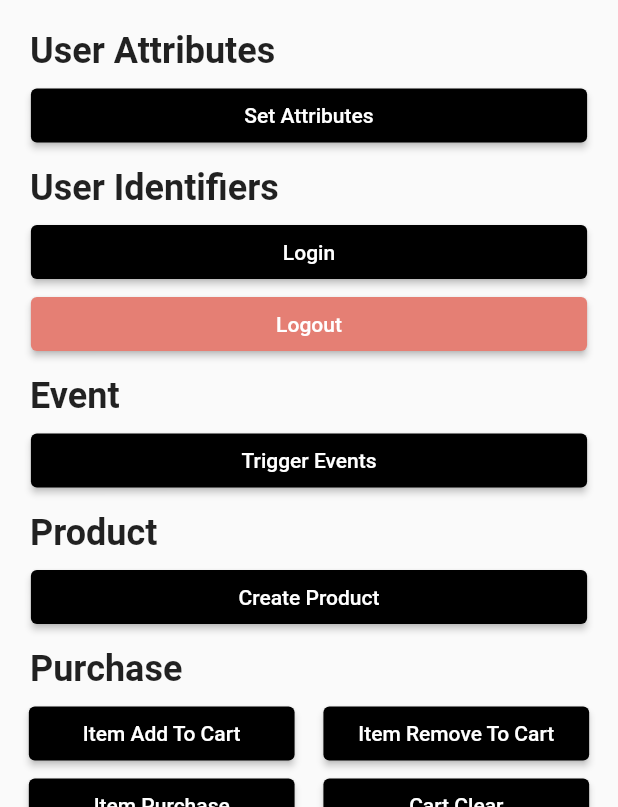
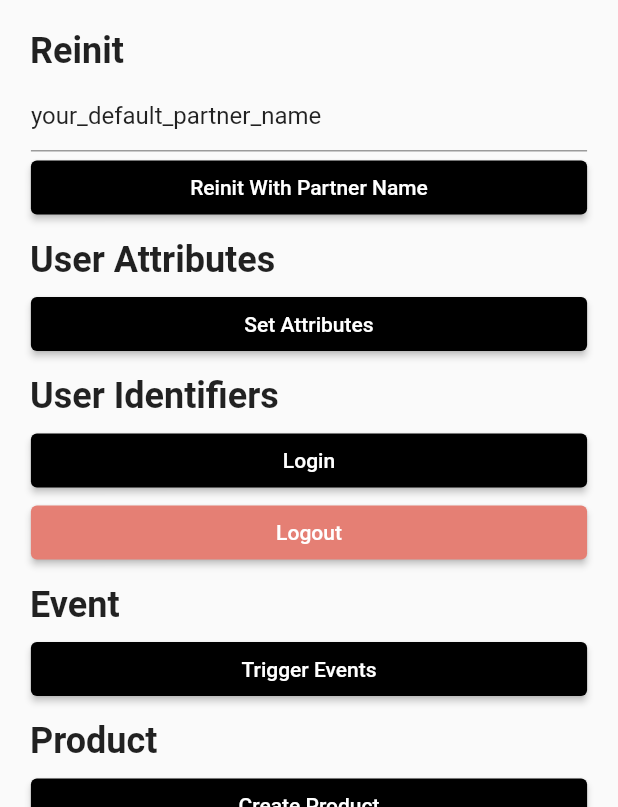
Before and after one commit to useinsider/FlutterDemo, a Flutter app: the screen it shows after launch, on a phone screen of 412 x 824 dp, the part 429-1236 px from its top. Run offline on Flutter 3.47's test engine with Material 2 defaults, Android fonts, the phone set to English and light mode, and no system bars; our stand-ins replace firebase_core, firebase_messaging; missing offline and left inert: flutter_insider; accounts and stored records are empty.

Commit message:
Added Reinit method

```diff
--- /dev/null
+++ b/lib/insider/Reinit.dart
@@ -0,0 +1,46 @@
+import 'package:flutter/material.dart';
+import 'package:flutter_demo/components/CustomButton.dart';
+import 'package:flutter_insider/flutter_insider.dart';
+
+class Reinit extends StatelessWidget {
+  String partnerName;
+  final TextEditingController _controller;
+
+  Reinit(this.partnerName) : _controller = TextEditingController(text: partnerName);
+
+  @override
+  Widget build(BuildContext context) {
+    return Column(
+      children: <Widget>[
+        Row(
+          mainAxisAlignment: MainAxisAlignment.spaceEvenly,
+          children: <Widget>[
+            SizedBox(
+              width: MediaQuery.of(context).size.width * 0.9,
+              child: TextField(
+                controller: _controller,
+                decoration: const InputDecoration(
+                  hintText: 'Partner Name',
+                ),
+                onChanged: (value) {
+                  partnerName = value;
+                },
+              ),
+            ),
+          ],
+        ),
+        Row(
+          mainAxisAlignment: MainAxisAlignment.spaceEvenly,
+          children: <Widget>[
+            SizedBox(
+              width: MediaQuery.of(context).size.width * 0.9,
+              child: CustomButton(buttonText: 'Reinit With Partner Name', onPressed: () {
+                FlutterInsider.Instance.reinitWithPartnerName(partnerName);
+              }),
+            ),
+          ],
+        ),
+      ],
+    );
+  }
+}
--- a/lib/main.dart
+++ b/lib/main.dart
@@ -9,6 +9,7 @@ import 'package:flutter_demo/insider/MessageCenter.dart';
 import 'package:flutter_demo/insider/PageVisit.dart';
 import 'package:flutter_demo/insider/Product.dart';
 import 'package:flutter_demo/insider/Purchase.dart';
+import 'package:flutter_demo/insider/Reinit.dart';
 import 'package:flutter_demo/insider/SmartRecommender.dart';
 import 'package:flutter_demo/insider/SocialProof.dart';
 import 'package:flutter_demo/insider/UserAttribute.dart';
@@ -59,31 +60,13 @@ String getCurrentLocale() {
   return languageCode;
 }
 
-String getInsiderPanelName() {
-  String languageCode = getCurrentLocale();
-
-  print('[INSIDER][currentLanguage]: $languageCode');
-
-  // Ex: partner_name_1 , partner_name_2, partner_name_3, partner_name_4, etc.
-  switch (languageCode) {
-    case 'tr':
-      return 'partner_name_1';
-    case 'en':
-      return 'partner_name_2';
-    default:
-      return 'partner_name_default';
-  }
-}
-
-Future initInsider() async {
+Future initInsider(String partnerName) async {
   /* NOTE: Dynamically set the partner name here according to your application structure.
    * In this demo, the partner name is handled depending on the device language.
    */
-  String panelName = getInsiderPanelName();
-
   // FIXME-INSIDER: Please change with your partner name and app group.
   await FlutterInsider.Instance.init(
-      panelName, "group.com.useinsider.FlutterDemo",
+      partnerName, "group.com.useinsider.FlutterDemo",
           (int type, dynamic data) {
         switch (type) {
           case InsiderCallbackAction.NOTIFICATION_OPEN:
@@ -152,11 +135,13 @@ class HomePage extends StatefulWidget {
 }
 
 class _HomePageState extends State<HomePage> {
+  String partnerName = "your_default_partner_name";
+
   @override
   void initState() {
     super.initState();
 
-    initInsider();
+    initInsider(partnerName);
     initFirebase();
   }
 
@@ -196,6 +181,8 @@ class _HomePageState extends State<HomePage> {
                     ],
                   ),
                 ),
+                CustomTitle(title: 'Reinit'),
+                Reinit(partnerName),
                 CustomTitle(title: 'User Attributes'),
                 UserAttribute(),
                 CustomTitle(title: 'User Identifiers'),
```
Also changed, not shown: 1 other file.
